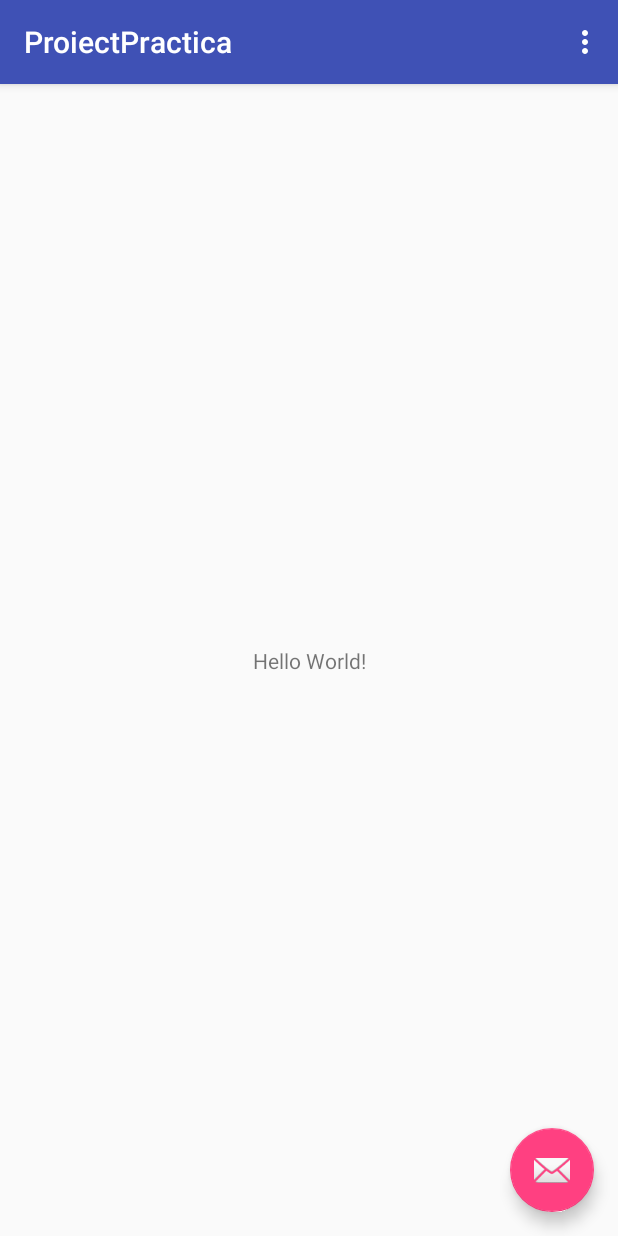
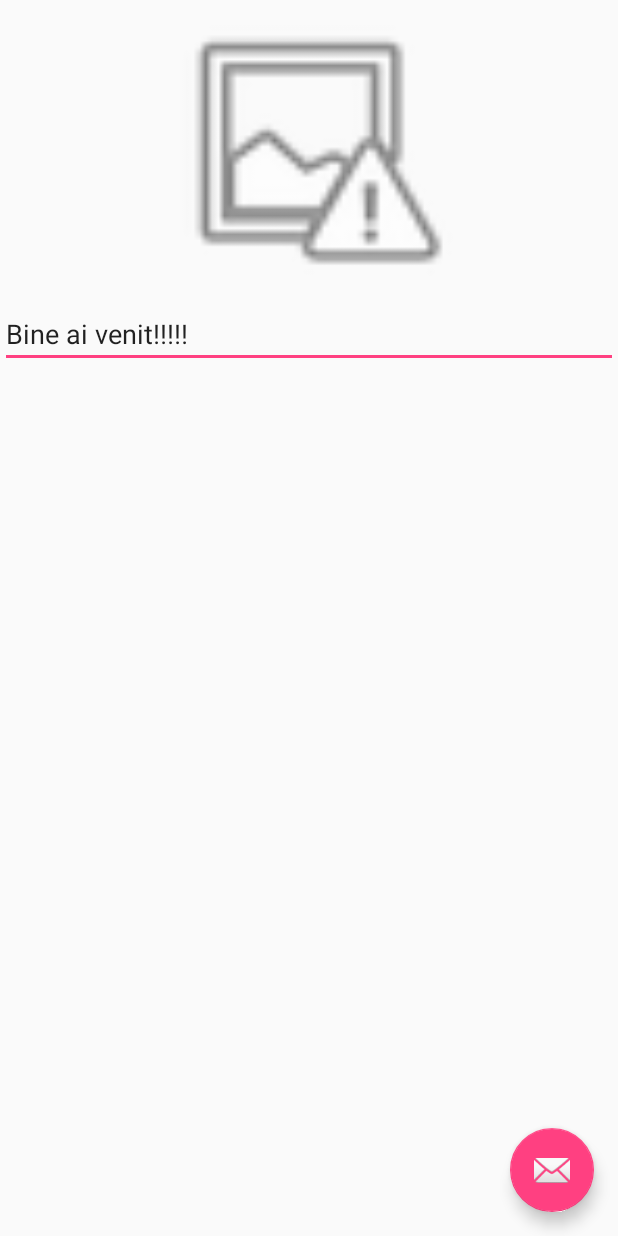
Before and after one commit to practicaMobiversal/diana-sergiu, an Android app: the MainActivity screen opened directly, with no data from a screen before it, on a phone screen of 412 x 824 dp. Run offline under Robolectric (Android 15) with nearby library versions, the phone set to English and light mode, and no system bars; our stand-ins replace Firebase (no records; nobody signed in at launch, a user with empty details on screens opened directly); 1 statement that could not run was skipped.

Commit message:
06.07.2017

```diff
--- a/ProiectPractica/app/build.gradle
+++ b/ProiectPractica/app/build.gradle
@@ -27,5 +27,9 @@ dependencies {
     compile 'com.android.support:appcompat-v7:25.3.1'
     compile 'com.android.support.constraint:constraint-layout:1.0.2'
     compile 'com.android.support:design:25.3.1'
+    compile 'com.google.firebase:firebase-database:10.0.1'
     testCompile 'junit:junit:4.12'
 }
+
+
+apply plugin: 'com.google.gms.google-services'
--- a/ProiectPractica/app/src/main/java/com/mobiversal/practica/proiectpractica/MainActivity.java
+++ b/ProiectPractica/app/src/main/java/com/mobiversal/practica/proiectpractica/MainActivity.java
@@ -11,6 +11,13 @@ import android.view.View;
 import android.view.Menu;
 import android.view.MenuItem;
 
+import com.google.firebase.database.DataSnapshot;
+import com.google.firebase.database.DatabaseError;
+import com.google.firebase.database.FirebaseDatabase;
+import com.google.firebase.database.DatabaseReference;
+import com.google.firebase.database.ValueEventListener;
+
+
 public class MainActivity extends AppCompatActivity {
 private  static final String TAG="MainActivity";
 
@@ -19,6 +26,59 @@ private  static final String TAG="MainActivity";
         super.onCreate(savedInstanceState);
         Log.d(TAG , "onCreate");
         setContentView(R.layout.activity_main);
+
+        FirebaseDatabase database = FirebaseDatabase.getInstance();
+        DatabaseReference myRef = database.getReference("message").child("2");
+        DatabaseReference newusers = database.getReference("users").child("222005555");
+        Log.d("App", newusers.getKey());
+        newusers.child("profil").child("nume").setValue("ana");
+
+        DatabaseReference groupspublic = database.getReference("groups").push();
+        groupspublic.child("public").child("nume").setValue("Oradea - Cluj");
+
+        DatabaseReference myRefe = database.getReference("message").child("1");
+        myRef.addValueEventListener(new ValueEventListener() {
+            @Override
+            public void onDataChange(DataSnapshot dataSnapshot) {
+                // This method is called once with the initial value and again
+                // whenever data at this location is updated.
+                String value = dataSnapshot.getValue(String.class);
+                Log.d(TAG, "Value is: " + value);
+            }
+
+
+
+            @Override
+            public void onCancelled(DatabaseError error) {
+                // Failed to read value
+                Log.w(TAG, "Failed to read value.", error.toException());
+            }
+        });
+
+        myRefe.addValueEventListener(new ValueEventListener() {
+            @Override
+            public void onDataChange(DataSnapshot dataSnapshot) {
+                // This method is called once with the initial value and again
+                // whenever data at this location is updated.
+                String value = dataSnapshot.getValue(String.class);
+                Log.d(TAG, "Value is: " + value);
+            }
+
+
+
+            @Override
+            public void onCancelled(DatabaseError error) {
+                // Failed to read value
+                Log.w(TAG, "Failed to read value.", error.toException());
+            }
+        });
+
+
+        myRef.setValue("Sefa este Diana!!!!");
+        myRefe.setValue("Nu mai vorbesc cu tine!!!! o sa lucrezi singur!!!");
+
+
+
         Toolbar toolbar = (Toolbar) findViewById(R.id.toolbar);
         setSupportActionBar(toolbar);
 
--- a/ProiectPractica/app/src/main/res/layout/activity_main.xml
+++ b/ProiectPractica/app/src/main/res/layout/activity_main.xml
@@ -11,16 +11,7 @@
         android:layout_height="wrap_content"
         android:theme="@style/AppTheme.AppBarOverlay">
 
-        <android.support.v7.widget.Toolbar
-            android:id="@+id/toolbar"
-            android:layout_width="match_parent"
-            android:layout_height="?attr/actionBarSize"
-            android:background="?attr/colorPrimary"
-            app:popupTheme="@style/AppTheme.PopupOverlay" />
-
     </android.support.design.widget.AppBarLayout>
-
-    <include layout="@layout/content_main" />
 
     <android.support.design.widget.FloatingActionButton
         android:id="@+id/fab"
@@ -30,4 +21,20 @@
         android:layout_margin="@dimen/fab_margin"
         app:srcCompat="@android:drawable/ic_dialog_email" />
 
+    <ImageView
+        android:id="@+id/imageView2"
+        android:layout_width="match_parent"
+        android:layout_height="200dp"
+        android:scaleType="fitCenter"
+        app:srcCompat="@android:drawable/ic_menu_report_image" />
+
+    <EditText
+        android:id="@+id/editText"
+        android:layout_width="match_parent"
+        android:layout_height="wrap_content"
+        android:layout_marginTop="200dp"
+        android:ems="10"
+        android:inputType="textPersonName"
+        android:text="Bine ai venit!!!!!" />
+
 </android.support.design.widget.CoordinatorLayout>
--- a/ProiectPractica/build.gradle
+++ b/ProiectPractica/build.gradle
@@ -9,6 +9,7 @@ buildscript {
 
         // NOTE: Do not place your application dependencies here; they belong
         // in the individual module build.gradle files
+        classpath 'com.google.gms:google-services:3.0.0'
     }
 }
 
```
